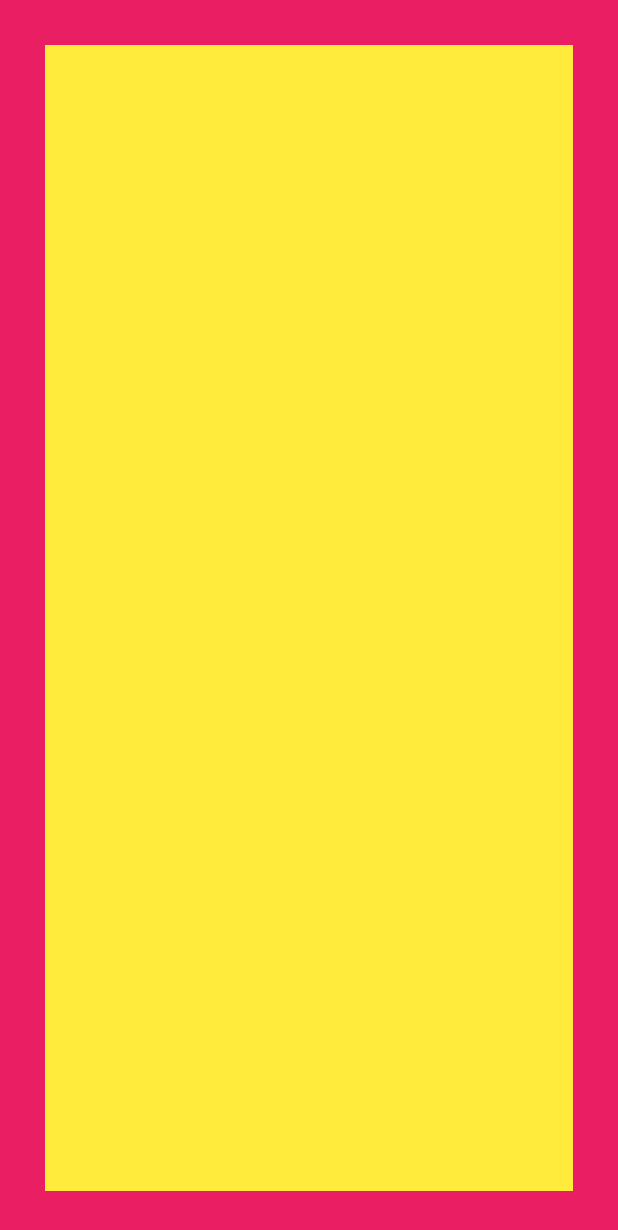
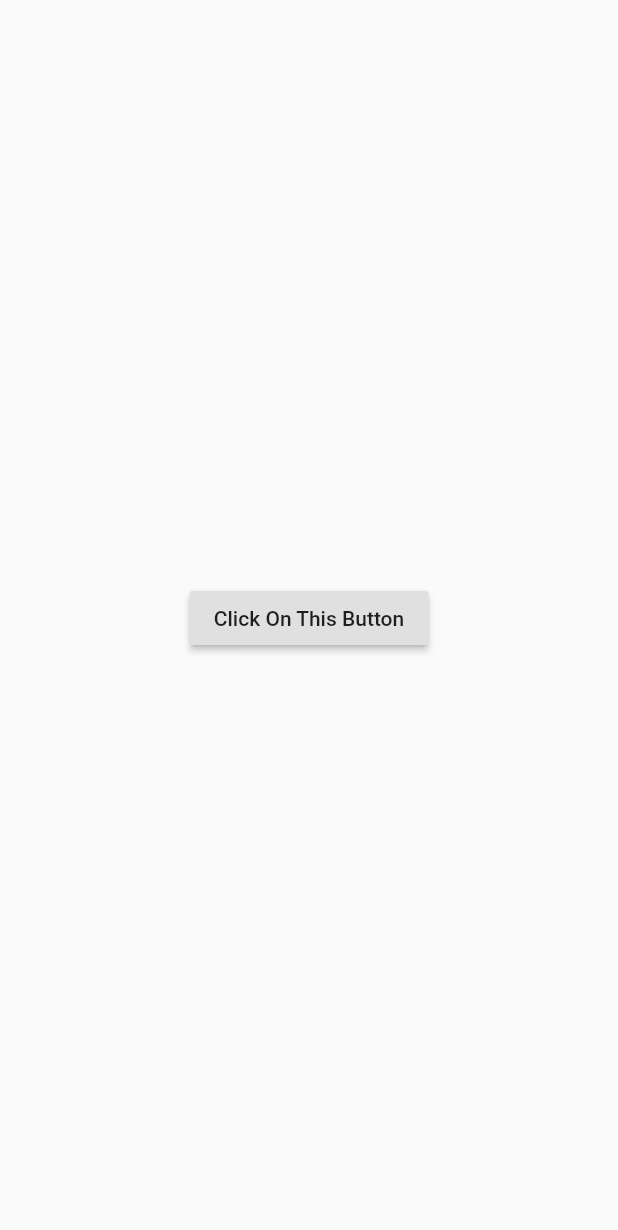
Before and after one commit to AshishBhoi/flutter_app_1, a Flutter app: the screen it shows after launch, on a phone screen of 412 x 824 dp. Shown: the top 1230 px of the screen. Run offline on Flutter 3.47's test engine with Material 2 defaults, Android fonts, the phone set to English and light mode, and no system bars.

```diff
--- a/lib/main.dart
+++ b/lib/main.dart
@@ -2,18 +2,35 @@ import 'package:flutter/material.dart';
 
 void main() => runApp(new MyApp());
 
-class MyApp extends StatelessWidget {
+class MyApp extends StatefulWidget {
+  @override
+  _MyAppState createState() => _MyAppState();
+}
+
+class _MyAppState extends State<MyApp> {
+
+
+  String ttext = '';
+
+  @override
+  void initState() {
+    ttext = 'Click On This Button';
+    super.initState();
+  }
+
+  void method1() {
+    setState(() {
+      ttext = 'Text Has Been Changed';
+    });
+  }
+
   @override
   Widget build(BuildContext context) {
     return new MaterialApp(
-      title: 'Stateless Wideght',
+      title: 'Statefull Widght',
       home: new Scaffold(
-        body: new Container(
-          color: Colors.pink,
-          child: new Container(
-            color: Colors.yellow,
-            margin: const EdgeInsets.all(30.0),
-          ),
+        body: new Center(
+          child: new RaisedButton(onPressed: () {method1();}, child: new Text(ttext),),
         ),
       ),
     );
```
